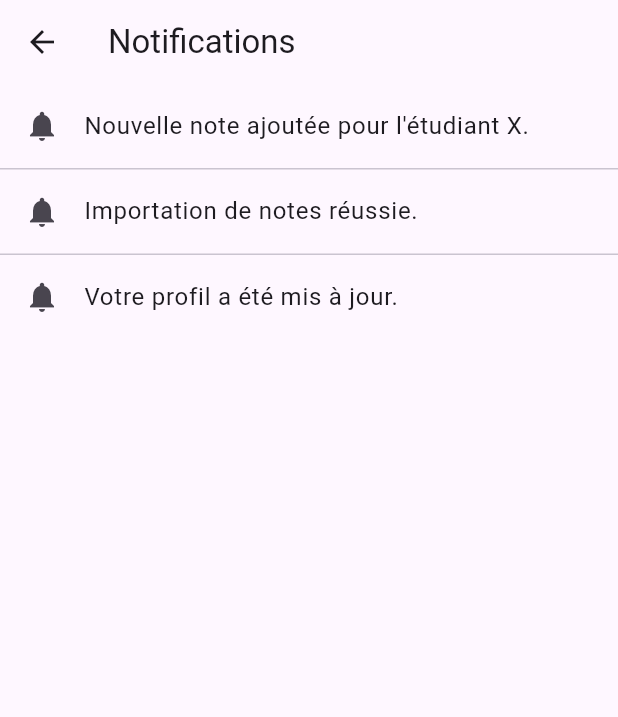
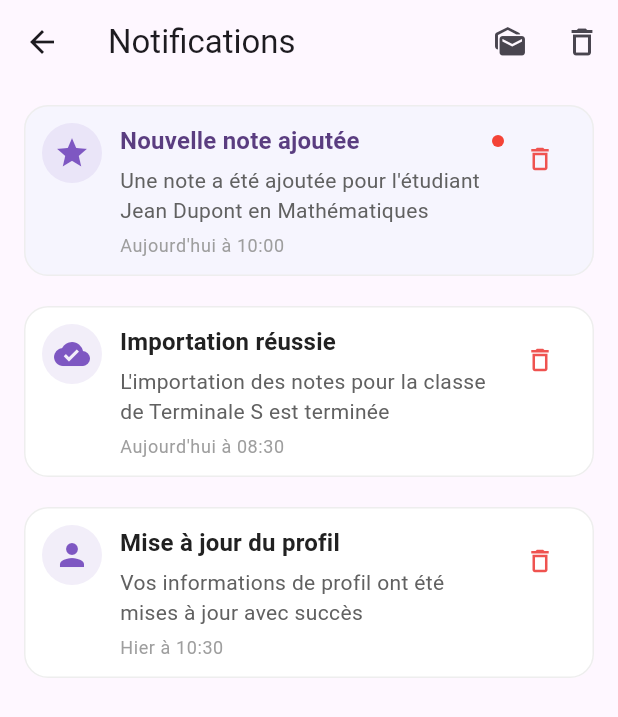
Before and after one commit to kteken10/flutter_school_app, a Flutter app: the NotificationScreen screen opened directly, on a phone screen of 412 x 824 dp. Shown: the top 717 px of the screen. Run offline on Flutter 3.47's test engine with Material 3 defaults, Android fonts, the phone set to English and light mode, and no system bars; our stand-ins replace cloud_firestore, file_picker, firebase_auth, firebase_core, firebase_messaging, firebase_storage and 3 more; missing offline and left inert: firebase_app_check; accounts and stored records are empty.

Commit message:
notification

```diff
--- a/lib/screens/teacher/grade_import.dart
+++ b/lib/screens/teacher/grade_import.dart
@@ -44,8 +44,8 @@ class _GradeImportScreenState extends State<GradeImportScreen> {
       ),
 
       SizedBox(
-        width: 60,
-        height: 60,
+        width: 40,
+        height: 40,
         child: FilePickerCard(
           onTap: _isImporting ? null : () async {
             await _selectFile();
@@ -58,7 +58,7 @@ class _GradeImportScreenState extends State<GradeImportScreen> {
 ),
 
 
-            const SizedBox(height: 24),
+
 
             const TeacherCardDeco(imagePath: 'assets/import_note.jpg'),
 
@@ -70,9 +70,9 @@ class _GradeImportScreenState extends State<GradeImportScreen> {
                   child: Text(
                     'PV déjà importés :',
                     style: TextStyle(
-                      fontSize: 18,
-                      fontWeight: FontWeight.bold,
-                      color: AppColors.textPrimary,
+                       fontSize: 16,
+                                    fontWeight: FontWeight.w600,
+                                    color: AppColors.primary,
                     ),
                   ),
                 ),
--- a/lib/screens/teacher/notification.dart
+++ b/lib/screens/teacher/notification.dart
@@ -1,31 +1,106 @@
 import 'package:flutter/material.dart';
+import '../../ui/notification_card.dart';
 
 class NotificationScreen extends StatelessWidget {
   const NotificationScreen({super.key});
 
   @override
   Widget build(BuildContext context) {
-    // Exemple de notifications statiques
+    // Exemple de notifications avec plus de détails
     final notifications = [
-      'Nouvelle note ajoutée pour l\'étudiant X.',
-      'Importation de notes réussie.',
-      'Votre profil a été mis à jour.',
+      {
+        'title': 'Nouvelle note ajoutée',
+        'description': 'Une note a été ajoutée pour l\'étudiant Jean Dupont en Mathématiques',
+        'dateTime': DateTime.now().subtract(const Duration(minutes: 30)),
+        'isRead': false,
+      },
+      {
+        'title': 'Importation réussie',
+        'description': 'L\'importation des notes pour la classe de Terminale S est terminée',
+        'dateTime': DateTime.now().subtract(const Duration(hours: 2)),
+        'isRead': true,
+      },
+      {
+        'title': 'Mise à jour du profil',
+        'description': 'Vos informations de profil ont été mises à jour avec succès',
+        'dateTime': DateTime.now().subtract(const Duration(days: 1)),
+        'isRead': true,
+      },
     ];
 
     return Scaffold(
       appBar: AppBar(
         title: const Text('Notifications'),
+        actions: [
+          IconButton(
+            icon: const Icon(Icons.mark_as_unread),
+            onPressed: () {
+              // Marquer toutes comme lues
+            },
+            tooltip: 'Tout marquer comme lu',
+          ),
+          IconButton(
+            icon: const Icon(Icons.delete_outline),
+            onPressed: () {
+              // Supprimer toutes les notifications
+            },
+            tooltip: 'Supprimer tout',
+          ),
+        ],
       ),
       body: notifications.isEmpty
-          ? const Center(child: Text('Aucune notification.'))
+          ? const Center(
+              child: Text(
+                'Aucune notification',
+                style: TextStyle(fontSize: 16, color: Colors.grey),
+              ),
+            )
           : ListView.separated(
+              padding: const EdgeInsets.symmetric(vertical: 8),
               itemCount: notifications.length,
-              separatorBuilder: (_, __) => const Divider(height: 1),
-              itemBuilder: (context, index) => ListTile(
-                leading: const Icon(Icons.notifications),
-                title: Text(notifications[index]),
-              ),
+              separatorBuilder: (_, __) => const SizedBox(height: 8),
+              itemBuilder: (context, index) {
+                final notification = notifications[index];
+                return NotificationCard(
+                  title: notification['title'] as String,
+                  description: notification['description'] as String,
+                  dateTime: notification['dateTime'] as DateTime,
+                  isRead: notification['isRead'] as bool,
+                  icon: _getNotificationIcon(notification['title'] as String),
+                  onTap: () {
+                    // Action quand on clique sur la notification
+                    _handleNotificationTap(context, index);
+                  },
+                  onDelete: () {
+                    // Action pour supprimer la notification
+                    _handleNotificationDelete(index);
+                  },
+                );
+              },
             ),
     );
   }
+
+  IconData _getNotificationIcon(String title) {
+    if (title.contains('note')) return Icons.grade;
+    if (title.contains('Importation')) return Icons.cloud_done;
+    if (title.contains('profil')) return Icons.person;
+    return Icons.notifications;
+  }
+
+  void _handleNotificationTap(BuildContext context, int index) {
+    // Gérer le clic sur une notification
+    ScaffoldMessenger.of(context).showSnackBar(
+      SnackBar(
+        content: Text('Notification $index cliquée'),
+        duration: const Duration(seconds: 1),
+      ),
+    );
+  }
+
+  void _handleNotificationDelete(int index) {
+    // Gérer la suppression d'une notification
+    // En production, vous voudrez probablement mettre à jour l'état
+    debugPrint('Notification $index supprimée');
+  }
 }
--- a/lib/screens/teacher/teacher_home.dart
+++ b/lib/screens/teacher/teacher_home.dart
@@ -32,11 +32,11 @@ class _TeacherHomeScreenState extends State<TeacherHomeScreen> {
     ];
   }
 
-  void _showNotifications(BuildContext context) {
-    ScaffoldMessenger.of(context).showSnackBar(
-      const SnackBar(content: Text('Notifications à venir...')),
-    );
-  }
+  // void _showNotifications(BuildContext context) {
+  //   ScaffoldMessenger.of(context).showSnackBar(
+  //     const SnackBar(content: Text('Notifications à venir...')),
+  //   );
+  // }
 
   @override
   Widget build(BuildContext context) {
@@ -60,10 +60,10 @@ class _TeacherHomeScreenState extends State<TeacherHomeScreen> {
           bottomNavigationBar: SalomonBottomBar(
             currentIndex: _currentIndex,
             onTap: (index) {
-              if (index == 2) {
-                _showNotifications(context);
-                return;
-              }
+              // if (index == 2) {
+              //   _showNotifications(context);
+              //   return;
+              // }
               setState(() => _currentIndex = index);
             },
             items: [
--- /dev/null
+++ b/lib/ui/notification_card.dart
@@ -0,0 +1,162 @@
+import 'package:flutter/material.dart';
+import '../constants/colors.dart';
+
+class NotificationCard extends StatelessWidget {
+  final String title;
+  final String description;
+  final DateTime dateTime;
+  final IconData? icon;
+  final VoidCallback? onTap;
+  final VoidCallback? onDelete;
+  final bool isRead;
+
+  const NotificationCard({
+    super.key,
+    required this.title,
+    required this.description,
+    required this.dateTime,
+    this.icon,
+    this.onTap,
+    this.onDelete,
+    this.isRead = false,
+  });
+
+  @override
+  Widget build(BuildContext context) {
+    final theme = Theme.of(context);
+    final now = DateTime.now();
+    final isToday = dateTime.year == now.year &&
+        dateTime.month == now.month &&
+        dateTime.day == now.day;
+
+    return Card(
+      margin: const EdgeInsets.symmetric(vertical: 6, horizontal: 16),
+      elevation: 0,
+      shape: RoundedRectangleBorder(
+        borderRadius: BorderRadius.circular(16),
+        side: BorderSide(
+          color: Colors.grey.shade200,
+          width: 1,
+        ),
+      ),
+      color: isRead ? Colors.white : Colors.blue.shade50.withOpacity(0.3),
+      child: InkWell(
+        borderRadius: BorderRadius.circular(16),
+        onTap: onTap,
+        child: Padding(
+          padding: const EdgeInsets.all(12),
+          child: Row(
+            crossAxisAlignment: CrossAxisAlignment.start,
+            children: [
+              Container(
+                padding: const EdgeInsets.all(8),
+                decoration: BoxDecoration(
+                  color: AppColors.secondary.withOpacity(0.1),
+                  shape: BoxShape.circle,
+                ),
+                child: Icon(
+                  icon ?? Icons.notifications_none,
+                  color: AppColors.secondary,
+                  size: 24,
+                ),
+              ),
+              const SizedBox(width: 12),
+              Expanded(
+                child: Column(
+                  crossAxisAlignment: CrossAxisAlignment.start,
+                  children: [
+                    Row(
+                      children: [
+                        Expanded(
+                          child: Text(
+                            title,
+                            style: theme.textTheme.titleMedium?.copyWith(
+                              fontWeight: FontWeight.w600,
+                              color: isRead
+                                  ? AppColors.textPrimary
+                                  : AppColors.primary,
+                            ),
+                            overflow: TextOverflow.ellipsis,
+                          ),
+                        ),
+                        if (!isRead)
+                          Container(
+                            width: 8,
+                            height: 8,
+                            decoration: const BoxDecoration(
+                              color: Colors.red,
+                              shape: BoxShape.circle,
+                            ),
+                          ),
+                      ],
+                    ),
+                    const SizedBox(height: 4),
+                    Text(
+                      description,
+                      style: theme.textTheme.bodyMedium?.copyWith(
+                        color: Colors.grey.shade700,
+                      ),
+                      maxLines: 3,
+                      overflow: TextOverflow.ellipsis,
+                    ),
+                    const SizedBox(height: 6),
+                    Text(
+                      isToday
+                          ? 'Aujourd\'hui à ${_formatTime(dateTime)}'
+                          : _formatDateTime(dateTime),
+                      style: theme.textTheme.bodySmall?.copyWith(
+                        color: Colors.grey.shade500,
+                      ),
+                    ),
+                  ],
+                ),
+              ),
+              if (onDelete != null)
+                IconButton(
+                  icon: Icon(
+                    Icons.delete_outline,
+                    color: Colors.red.shade400,
+                    size: 20,
+                  ),
+                  onPressed: onDelete,
+                  tooltip: 'Supprimer',
+                  padding: EdgeInsets.zero,
+                  constraints: const BoxConstraints(),
+                ),
+            ],
+          ),
+        ),
+      ),
+    );
+  }
+
+  String _formatDateTime(DateTime dt) {
+    final now = DateTime.now();
+    final difference = now.difference(dt);
+
+    if (difference.inDays == 1) {
+      return 'Hier à ${_formatTime(dt)}';
+    } else if (difference.inDays < 7) {
+      return '${_getWeekday(dt.weekday)} à ${_formatTime(dt)}';
+    } else {
+      return '${dt.day}/${dt.month}/${dt.year}';
+    }
+  }
+
+  String _formatTime(DateTime dt) {
+    return '${dt.hour.toString().padLeft(2, '0')}:${dt.minute.toString().padLeft(2, '0')}';
+  }
+
+  String _getWeekday(int weekday) {
+    const weekdays = [
+      'Lundi',
+      'Mardi',
+      'Mercredi',
+      'Jeudi',
+      'Vendredi',
+      'Samedi',
+      'Dimanche'
+    ];
+    return weekdays[weekday - 1];
+  }
+}
```
